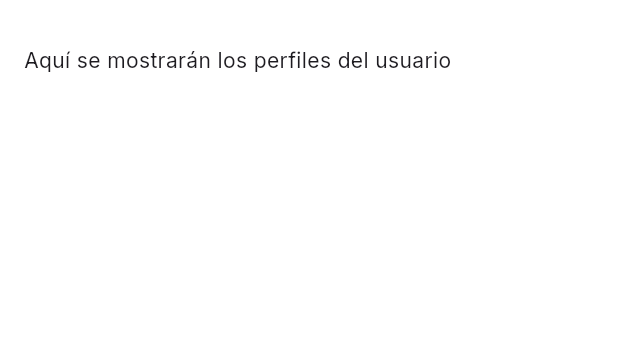
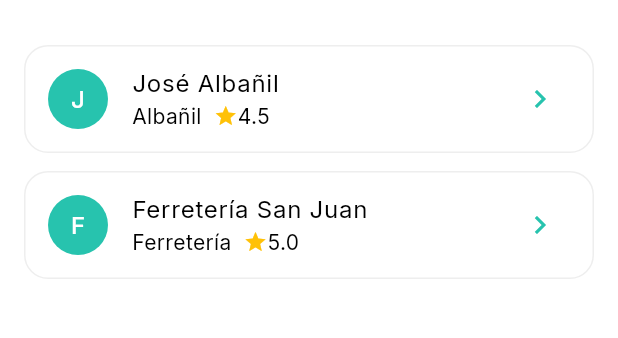
Before and after one commit to Serfelzxcv/recomiendalo, a Flutter app: the ProfileListScreen screen opened by its route, on a phone screen of 412 x 824 dp, the part 63-401 px from its top. Run offline on Flutter 3.47's test engine with Material 3 defaults, Android fonts, the phone set to English and light mode, and no system bars; our stand-ins replace go_router, google_fonts, image_picker; network calls fail.

Commit message:
Profiles

```diff
--- a/lib/features/profiles/screens/profile_list_screen.dart
+++ b/lib/features/profiles/screens/profile_list_screen.dart
@@ -1,6 +1,38 @@
 import 'package:flutter/material.dart';
+import 'package:recomiendalo/features/profiles/models/profile_model.dart';
+import 'package:recomiendalo/features/profiles/screens/profile_detail_screen.dart';
 import 'package:recomiendalo/shared/widgets/app_scaffold.dart';
 import 'package:recomiendalo/shared/widgets/app_drawer.dart';
+
+// 🔹 Perfiles de prueba
+final mockProfiles = [
+  ProfileModel(
+    id: "1",
+    userId: "u1",
+    name: "José Albañil",
+    role: "Albañil",
+    description: "Especialista en construcción y remodelación.",
+    avatarUrl: null,
+    gallery: [
+      "https://picsum.photos/200/300",
+      "https://picsum.photos/200/301",
+    ],
+    rating: 4.5,
+  ),
+  ProfileModel(
+    id: "2",
+    userId: "u1",
+    name: "Ferretería San Juan",
+    role: "Ferretería",
+    description: "Herramientas y materiales de calidad.",
+    avatarUrl: null,
+    gallery: [
+      "https://picsum.photos/200/302",
+      "https://picsum.photos/200/303",
+    ],
+    rating: 5,
+  ),
+];
 
 class ProfileListScreen extends StatelessWidget {
   const ProfileListScreen({super.key});
@@ -9,15 +41,47 @@ class ProfileListScreen extends StatelessWidget {
   Widget build(BuildContext context) {
     return AppScaffold(
       drawer: AppDrawer(
-        mode: UserMode.colaborator, // 👈 puedes hacerlo dinámico luego
+        mode: UserMode.colaborator, // 👈 luego lo hacemos dinámico
         onToggleMode: () => Navigator.of(context).pop(),
       ),
       appBar: AppBar(title: const Text("Mis Perfiles")),
-      body: ListView(
+      body: ListView.builder(
         padding: const EdgeInsets.all(16),
-        children: const [
-          Text("Aquí se mostrarán los perfiles del usuario"),
-        ],
+        itemCount: mockProfiles.length,
+        itemBuilder: (context, index) {
+          final profile = mockProfiles[index];
+          return Card(
+            margin: const EdgeInsets.only(bottom: 12),
+            child: ListTile(
+              leading: CircleAvatar(
+                backgroundImage: profile.avatarUrl != null
+                    ? NetworkImage(profile.avatarUrl!)
+                    : null,
+                child: profile.avatarUrl == null
+                    ? Text(profile.name[0])
+                    : null,
+              ),
+              title: Text(profile.name),
+              subtitle: Row(
+                children: [
+                  Text(profile.role),
+                  const SizedBox(width: 8),
+                  const Icon(Icons.star, color: Colors.amber, size: 16),
+                  Text(profile.rating.toStringAsFixed(1)),
+                ],
+              ),
+              trailing: const Icon(Icons.chevron_right),
+              onTap: () {
+                Navigator.push(
+                  context,
+                  MaterialPageRoute(
+                    builder: (_) => ProfileDetailScreen(profile: profile),
+                  ),
+                );
+              },
+            ),
+          );
+        },
       ),
     );
   }
```
Also changed, not shown: lib/features/profiles/screens/profile_detail_screen.dart (added, +99 -0 lines), lib/features/profiles/sections/profile_gallery_section.dart (added, +27 -0 lines), lib/features/profiles/sections/profile_info_section.dart (added, +55 -0 lines), lib/features/profiles/sections/profile_references_section.dart (added, +47 -0 lines).
